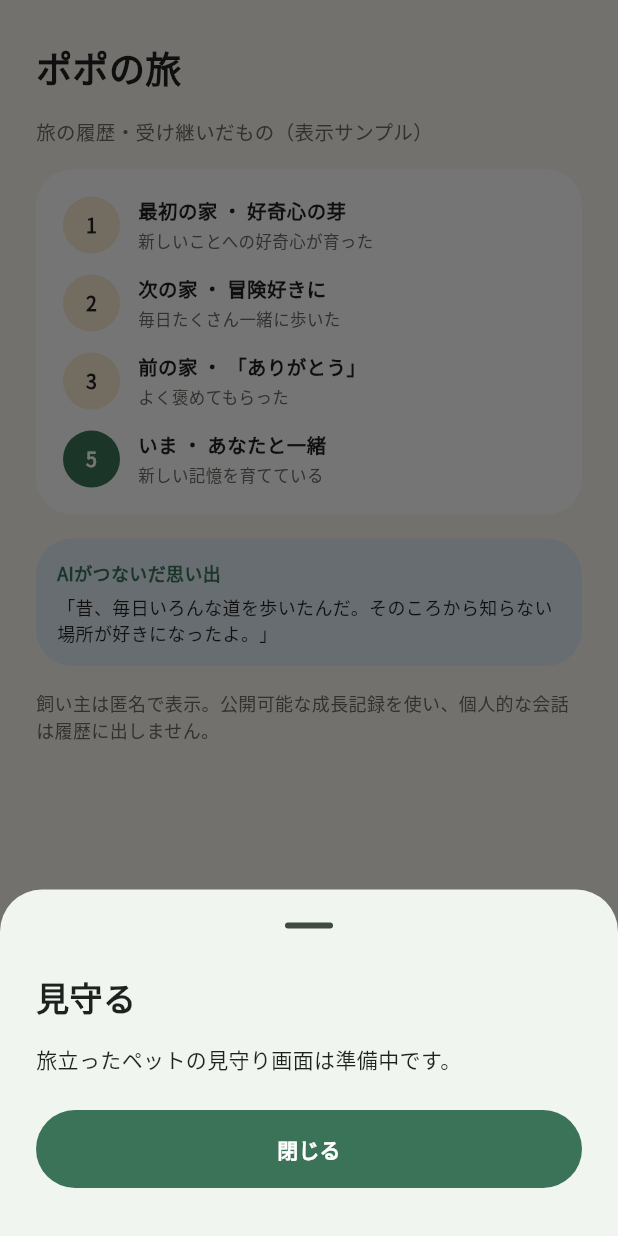
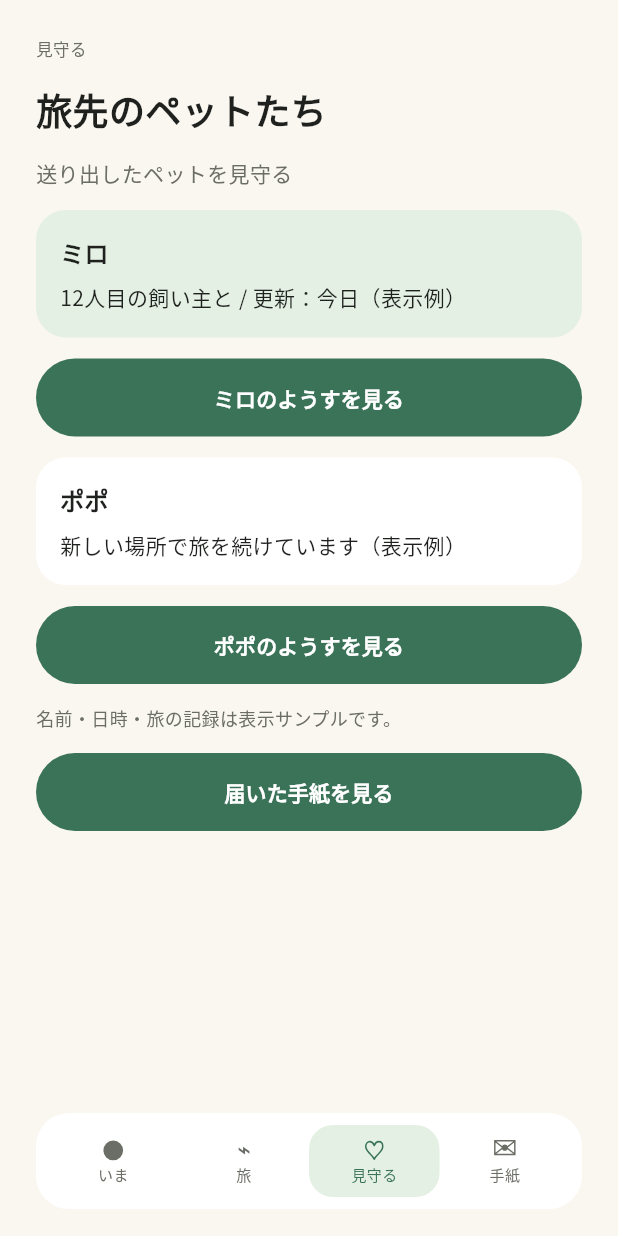
Before and after one commit to jphacks/kz_2607, a Flutter app: the JourneyScreen screen opened directly, item 3 of the bottom bar chosen, on a phone screen of 412 x 824 dp. Run offline on Flutter 3.47's test engine with Material 3 defaults, Android fonts, the light colour scheme and no system bars; our stand-ins replace cloud_functions, firebase_auth, firebase_core, flutter_blue_plus; accounts and stored records are empty; network calls fail; project files that could hold a hidden picture were left out.

Commit message:
feat(front): 見守る一覧とペット別の旅画面を追加

```diff
--- /dev/null
+++ b/frontend/lib/designsystem/watch_information_card.dart
@@ -0,0 +1,35 @@
+import 'package:flutter/material.dart';
+import 'app_card.dart';
+import '../foundation/app_colors.dart';
+
+class WatchInformationCard extends StatelessWidget {
+  const WatchInformationCard({
+    super.key,
+    required this.title,
+    required this.body,
+    this.highlighted = false,
+  });
+  final String title, body;
+  final bool highlighted;
+  @override
+  Widget build(BuildContext context) => AppCard(
+    padding: 16,
+    radius: 20,
+    color: highlighted ? AppColors.soft : AppColors.surface,
+    child: Column(
+      crossAxisAlignment: CrossAxisAlignment.start,
+      children: [
+        Text(
+          title,
+          style: const TextStyle(
+            fontSize: 16,
+            height: 1.5,
+            fontWeight: FontWeight.bold,
+          ),
+        ),
+        const SizedBox(height: 8),
+        Text(body, style: const TextStyle(fontSize: 14, height: 1.5)),
+      ],
+    ),
+  );
+}
--- /dev/null
+++ b/frontend/lib/foundation/watch_pet.dart
@@ -0,0 +1,31 @@
+/// Display samples from Figma; these are not server-confirmed pets or owners.
+class WatchPet {
+  const WatchPet({
+    required this.petId,
+    required this.name,
+    required this.summary,
+    required this.currentJourney,
+    required this.sharedDays,
+    required this.encounters,
+  });
+  final String petId, name, summary, currentJourney, sharedDays, encounters;
+
+  static const samples = [
+    WatchPet(
+      petId: 'sample-miro',
+      name: 'ミロ',
+      summary: '12人目の飼い主と / 更新：今日（表示例）',
+      currentJourney: '12人目の飼い主と',
+      sharedDays: '7人目の飼い主として一緒に暮らしました。',
+      encounters: '過去の家を巡った記録と、受け継いだ思い出。',
+    ),
+    WatchPet(
+      petId: 'sample-popo',
+      name: 'ポポ',
+      summary: '新しい場所で旅を続けています（表示例）',
+      currentJourney: '新しい場所で旅を続けています',
+      sharedDays: 'あなたと一緒に過ごした日々の記録。',
+      encounters: '過去の家を巡った記録と、受け継いだ思い出。',
+    ),
+  ];
+}
--- a/frontend/lib/home_screen.dart
+++ b/frontend/lib/home_screen.dart
@@ -1,6 +1,7 @@
 import 'package:flutter/material.dart';
 import 'core2_connection_screen.dart';
 import 'journey_screen.dart';
+import 'watch_screen.dart';
 import 'designsystem/action_button.dart';
 import 'designsystem/app_card.dart';
 import 'designsystem/bottom_navigation.dart';
@@ -259,6 +260,14 @@ class _HomeScreenState extends State<HomeScreen> {
                   child: BottomNavigation(
                     onSelected: (index) {
                       if (index == 0) return;
+                      if (index == 2) {
+                        Navigator.of(context).push<void>(
+                          MaterialPageRoute(
+                            builder: (_) => const WatchScreen(),
+                          ),
+                        );
+                        return;
+                      }
                       if (index == 1) {
                         Navigator.of(context).push<void>(
                           MaterialPageRoute(
@@ -268,10 +277,7 @@ class _HomeScreenState extends State<HomeScreen> {
                         return;
                       }
                       final title = BottomNavigation.labels[index];
-                      _showInfo(title, switch (index) {
-                        2 => '旅立ったペットの見守り画面は準備中です。',
-                        _ => '届いた手紙を読む画面は準備中です。',
-                      });
+                      _showInfo(title, '届いた手紙を読む画面は準備中です。');
                     },
                   ),
                 ),
--- a/frontend/lib/journey_screen.dart
+++ b/frontend/lib/journey_screen.dart
@@ -5,13 +5,14 @@ import 'designsystem/bottom_navigation.dart';
 import 'designsystem/journey_entry.dart';
 import 'foundation/app_colors.dart';
 import 'foundation/app_spacing.dart';
+import 'watch_screen.dart';
 
 /// Sample content from the approved Figma. Server data will replace it later.
 class JourneyScreen extends StatelessWidget {
   const JourneyScreen({super.key});
 
   void _showInfo(BuildContext context, int index) {
-    final message = index == 2 ? '旅立ったペットの見守り画面は準備中です。' : '届いた手紙を読む画面は準備中です。';
+    const message = '届いた手紙を読む画面は準備中です。';
     showModalBottomSheet<void>(
       context: context,
       showDragHandle: true,
@@ -141,6 +142,12 @@ class JourneyScreen extends StatelessWidget {
                   selectedIndex: 1,
                   onSelected: (index) {
                     if (index == 1) return;
+                    if (index == 2) {
+                      Navigator.of(context).pushReplacement<void, void>(
+                        MaterialPageRoute(builder: (_) => const WatchScreen()),
+                      );
+                      return;
+                    }
                     if (index == 0) {
                       Navigator.pop(context);
                       return;
--- /dev/null
+++ b/frontend/lib/watch_screen.dart
@@ -0,0 +1,151 @@
+import 'package:flutter/material.dart';
+import 'designsystem/action_button.dart';
+import 'designsystem/bottom_navigation.dart';
+import 'designsystem/watch_information_card.dart';
+import 'foundation/app_colors.dart';
+import 'foundation/watch_pet.dart';
+import 'journey_screen.dart';
+import 'watch_pet_screen.dart';
+
+class WatchScreen extends StatelessWidget {
+  const WatchScreen({super.key, this.pets = WatchPet.samples});
+  final List<WatchPet> pets;
+
+  void _letters(BuildContext context) {
+    showModalBottomSheet<void>(
+      context: context,
+      showDragHandle: true,
+      isScrollControlled: true,
+      builder: (context) => SafeArea(
+        child: SingleChildScrollView(
+          padding: const EdgeInsets.fromLTRB(24, 8, 24, 32),
+          child: Column(
+            mainAxisSize: MainAxisSize.min,
+            crossAxisAlignment: CrossAxisAlignment.start,
+            children: [
+              const Text(
+                '手紙',
+                style: TextStyle(fontSize: 22, fontWeight: FontWeight.bold),
+              ),
+              const SizedBox(height: 16),
+              const Text('届いた手紙を読む画面は準備中です。'),
+              const SizedBox(height: 24),
+              ActionButton(
+                label: '閉じる',
+                onPressed: () => Navigator.pop(context),
+              ),
+            ],
+          ),
+        ),
+      ),
+    );
+  }
+
+  @override
+  Widget build(BuildContext context) => Scaffold(
+    body: SafeArea(
+      child: Center(
+        child: ConstrainedBox(
+          constraints: const BoxConstraints(maxWidth: 480),
+          child: Column(
+            children: [
+              Expanded(
+                child: ListView(
+                  padding: const EdgeInsets.all(24),
+                  children: [
+                    const Text(
+                      '見守る',
+                      style: TextStyle(
+                        fontSize: 11,
+                        height: 1.5,
+                        color: AppColors.muted,
+                      ),
+                    ),
+                    const SizedBox(height: 14),
+                    const Text(
+                      '旅先のペットたち',
+                      style: TextStyle(
+                        fontSize: 24,
+                        height: 1.5,
+                        fontWeight: FontWeight.bold,
+                      ),
+                    ),
+                    const SizedBox(height: 14),
+                    const Text(
+                      '送り出したペットを見守る',
+                      style: TextStyle(
+                        fontSize: 14,
+                        height: 1.5,
+                        color: AppColors.muted,
+                      ),
+                    ),
+                    const SizedBox(height: 14),
+                    if (pets.isEmpty) ...[
+                      const WatchInformationCard(
+                        title: 'まだ旅立ったペットはいません',
+                        body: '交換で旅立つと、その後の旅をここから見守れます。',
+                      ),
+                    ] else ...[
+                      for (var index = 0; index < pets.length; index++) ...[
+                        WatchInformationCard(
+                          title: pets[index].name,
+                          body: pets[index].summary,
+                          highlighted: index == 0,
+                        ),
+                        const SizedBox(height: 14),
+                        ActionButton(
+                          label: '${pets[index].name}のようすを見る',
+                          onPressed: () => Navigator.of(context).push<void>(
+                            MaterialPageRoute(
+                              builder: (_) => WatchPetScreen(pet: pets[index]),
+                            ),
+                          ),
+                        ),
+                        const SizedBox(height: 14),
+                      ],
+                      const Text(
+                        '名前・日時・旅の記録は表示サンプルです。',
+                        style: TextStyle(
+                          fontSize: 12,
+                          height: 1.5,
+                          color: AppColors.muted,
+                        ),
+                      ),
+                      const SizedBox(height: 14),
+                      ActionButton(
+                        label: '届いた手紙を見る',
+                        onPressed: () => _letters(context),
+                      ),
+                    ],
+                  ],
+                ),
+              ),
+              Padding(
+                padding: const EdgeInsets.fromLTRB(24, 0, 24, 18),
+                child: BottomNavigation(
+                  selectedIndex: 2,
+                  onSelected: (index) {
+                    if (index == 2) return;
+                    if (index == 0) {
+                      Navigator.maybePop(context);
+                      return;
+                    }
+                    if (index == 1) {
+                      Navigator.of(context).pushReplacement<void, void>(
+                        MaterialPageRoute(
+                          builder: (_) => const JourneyScreen(),
+                        ),
+                      );
+                      return;
+                    }
+                    _letters(context);
+                  },
+                ),
+              ),
+            ],
+          ),
+        ),
+      ),
+    ),
+  );
+}
```
Also changed, not shown: frontend/lib/watch_pet_screen.dart (added, +76 -0 lines), 4 other files.
